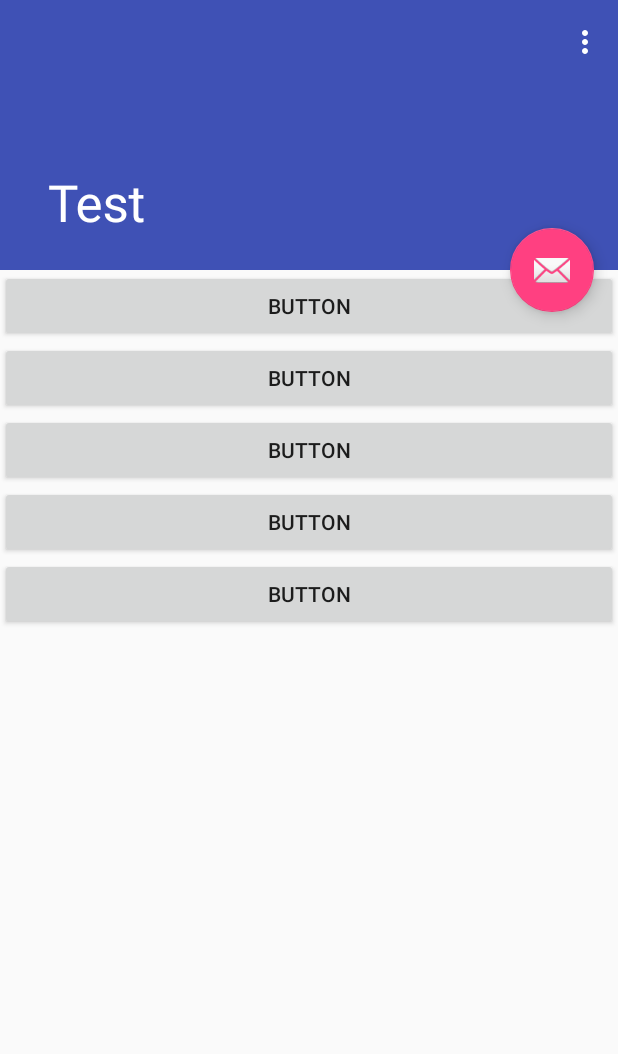
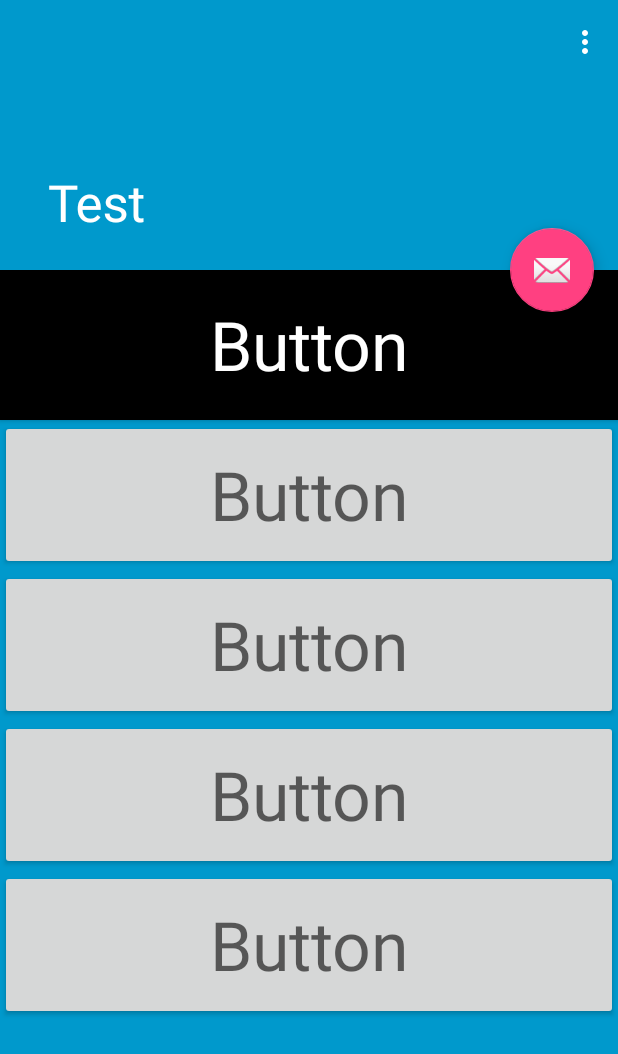
Before and after one commit to nikkolasedi/Fortnite, an Android app: the screen it shows after launch (ScrollingActivity), on a phone screen of 412 x 824 dp. Shown: the top 1054 px of the screen. Run offline under Robolectric (Android 15) with nearby library versions, the phone set to English and light mode, and no system bars.

Commit message:
change style and background from head

```diff
--- a/app/src/main/res/layout/activity_scrolling.xml
+++ b/app/src/main/res/layout/activity_scrolling.xml
@@ -5,6 +5,7 @@
     android:layout_width="match_parent"
     android:layout_height="match_parent"
     android:fitsSystemWindows="true"
+    android:background="@android:color/holo_blue_dark"
     tools:context=".ScrollingActivity">
 
     <android.support.design.widget.AppBarLayout
@@ -12,6 +13,7 @@
         android:layout_width="match_parent"
         android:layout_height="@dimen/app_bar_height"
         android:fitsSystemWindows="true"
+        android:background="@android:color/holo_blue_dark"
         android:theme="@style/AppTheme.AppBarOverlay">
 
         <android.support.design.widget.CollapsingToolbarLayout
@@ -19,7 +21,7 @@
             android:layout_width="match_parent"
             android:layout_height="match_parent"
             android:fitsSystemWindows="true"
-            app:contentScrim="?attr/colorPrimary"
+            app:contentScrim="@android:color/holo_blue_dark"
             app:layout_scrollFlags="scroll|exitUntilCollapsed"
             app:toolbarId="@+id/toolbar">
 
@@ -27,7 +29,8 @@
                 android:id="@+id/toolbar"
                 android:layout_width="match_parent"
                 android:layout_height="?attr/actionBarSize"
-                app:layout_collapseMode="pin"
+                android:background="@android:color/holo_blue_dark"
+                app:layout_collapseMode="parallax"
                 app:popupTheme="@style/AppTheme.PopupOverlay" />
 
         </android.support.design.widget.CollapsingToolbarLayout>
--- a/app/src/main/res/layout/content_scrolling.xml
+++ b/app/src/main/res/layout/content_scrolling.xml
@@ -14,30 +14,47 @@
     android:orientation="vertical">
 
     <Button
-    android:id="@+id/button1"
-    android:layout_width="match_parent"
-    android:layout_height="wrap_content"
-    android:text="Button" />
+        android:id="@+id/button1"
+        android:layout_width="match_parent"
+        android:layout_height="100dp"
+        android:height="50dp"
+        android:background="@android:color/black"
+        android:text="Button"
+        android:textAppearance="@style/TextAppearance.AppCompat.Display2"
+        android:textColor="@android:color/background_light"
+        android:typeface="normal" />
     <Button
         android:id="@+id/button2"
         android:layout_width="match_parent"
-        android:layout_height="wrap_content"
-        android:text="Button" />
+        android:layout_height="100dp"
+        android:height="50dp"
+        android:text="Button"
+        android:textAppearance="@style/TextAppearance.AppCompat.Display2"
+        android:typeface="normal" />
     <Button
         android:id="@+id/button3"
         android:layout_width="match_parent"
-        android:layout_height="wrap_content"
-        android:text="Button" />
+        android:layout_height="100dp"
+        android:height="50dp"
+        android:text="Button"
+        android:textAppearance="@style/TextAppearance.AppCompat.Display2"
+        android:typeface="normal" />
     <Button
         android:id="@+id/button4"
         android:layout_width="match_parent"
-        android:layout_height="wrap_content"
-        android:text="Button" />
+        android:layout_height="100dp"
+        android:height="50dp"
+        android:text="Button"
+        android:textAppearance="@style/TextAppearance.AppCompat.Display2"
+        android:typeface="normal" />
     <Button
         android:id="@+id/button5"
         android:layout_width="match_parent"
-        android:layout_height="wrap_content"
-        android:text="Button" />
+        android:layout_height="100dp"
+        android:height="50dp"
+        android:text="Button"
+        android:textAppearance="@style/TextAppearance.AppCompat.Display2"
+        android:typeface="normal" />
 </LinearLayout>
 
 </android.support.v4.widget.NestedScrollView>
```
